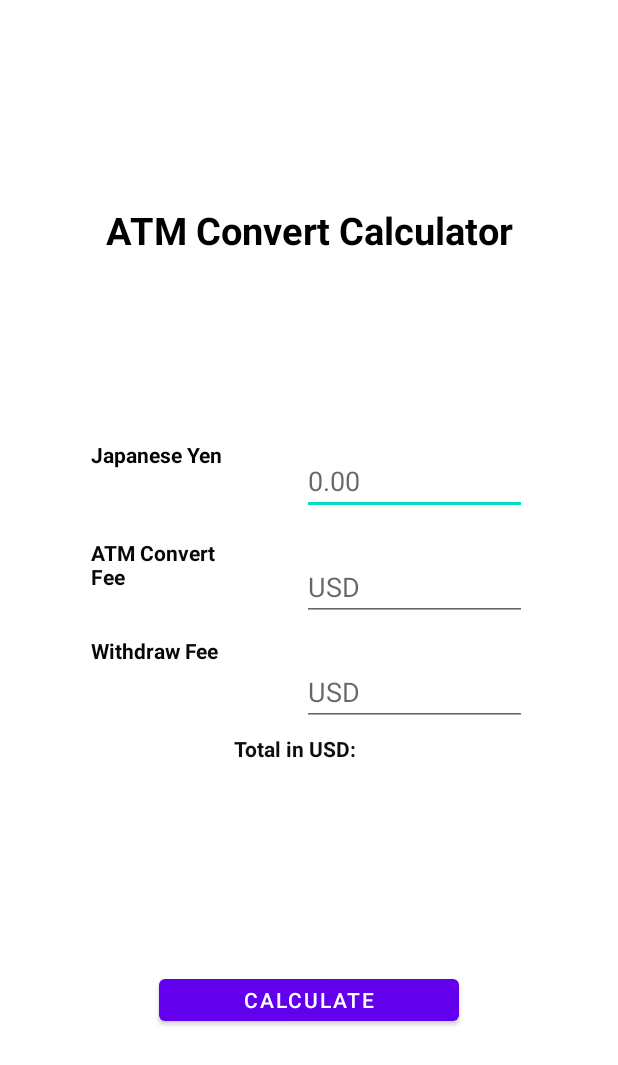
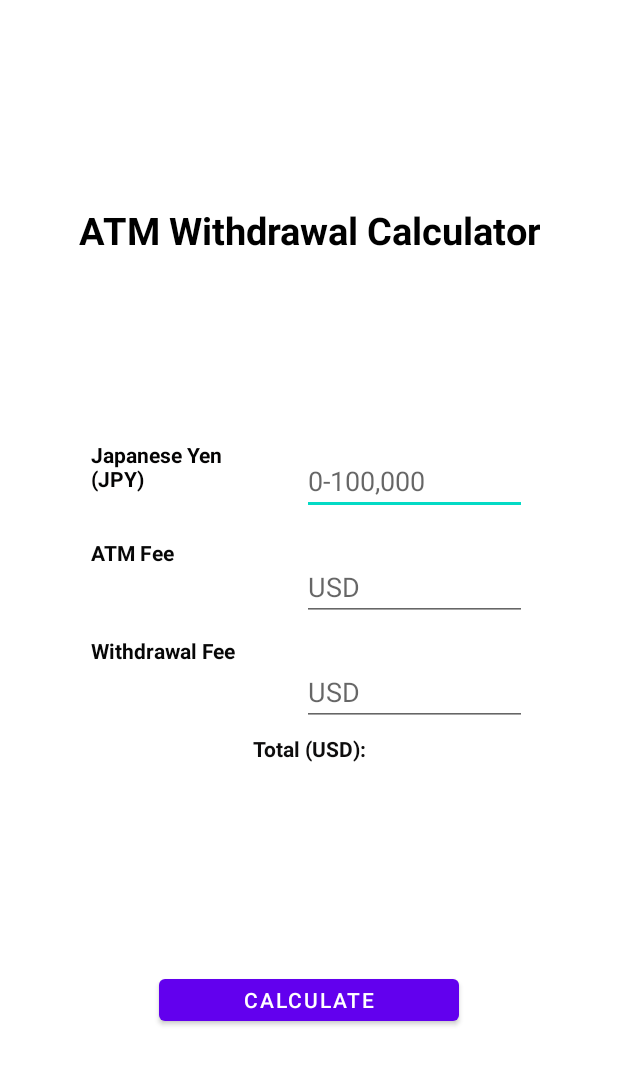
Before and after one commit to gabrielaliera/CodeMath-CurrencyConverter, an Android app: the layout activity_main.xml on its own in the app's theme, with its tools: preview values and no code run, on a phone screen of 412 x 824 dp. Shown: the top 1065 px of the screen. Run offline under Robolectric (Android 15) with nearby library versions, the phone set to English and light mode, and no system bars.

Commit message:
add text to strings.xml

```diff
--- a/app/src/main/res/layout/activity_main.xml
+++ b/app/src/main/res/layout/activity_main.xml
@@ -12,10 +12,10 @@
         android:id="@+id/Title"
         android:layout_width="wrap_content"
         android:layout_height="wrap_content"
-        android:text="ATM Convert Calculator"
+        android:text="@string/atm_withdrawal_calculator"
         android:textAlignment="center"
         android:textColor="@color/black"
-        android:textSize="25dp"
+        android:textSize="25sp"
         android:textStyle="bold"
         android:layout_marginTop="25dp"
         app:layout_constraintBottom_toTopOf="@id/yen"
@@ -28,7 +28,7 @@
         android:layout_width="100dp"
         android:layout_height="40dp"
         android:layout_marginTop="32dp"
-        android:text="Japanese Yen"
+        android:text="@string/japanese_yen_jpy"
         android:textColor="#040303"
         android:textStyle="bold"
         app:layout_constraintBottom_toTopOf="@id/withdraw_text"
@@ -41,7 +41,7 @@
         android:id="@+id/ATM_Fee_text"
         android:layout_width="100dp"
         android:layout_height="40dp"
-        android:text="ATM Convert Fee"
+        android:text="@string/atm_fee"
         android:textColor="#070707"
         android:textStyle="bold"
         android:layout_marginTop="25dp"
@@ -54,7 +54,7 @@
         android:id="@+id/withdraw_text"
         android:layout_width="100dp"
         android:layout_height="40dp"
-        android:text="Withdraw Fee"
+        android:text="@string/withdrawal_fee"
         android:textColor="#070707"
         android:textStyle="bold"
         android:layout_marginTop="25dp"
@@ -70,47 +70,51 @@
         android:layout_width="150dp"
         android:layout_height="40dp"
         android:layout_marginTop="32dp"
-        android:hint="0.00"
+        android:hint="@string/yen_limits"
         android:inputType="number"
         android:maxLength="6"
         app:layout_constraintBottom_toTopOf="@id/user_withdraw_fee"
         app:layout_constraintEnd_toEndOf="parent"
         app:layout_constraintHorizontal_bias="1.0"
         app:layout_constraintStart_toEndOf="@id/yen"
-        app:layout_constraintTop_toBottomOf="@id/Title" />
+        app:layout_constraintTop_toBottomOf="@id/Title"
+        android:importantForAutofill="no" />
 
     <EditText
         android:id="@+id/user_ATM_fee"
         android:layout_width="150dp"
         android:layout_height="40dp"
-        android:hint="USD"
+        android:hint="@string/usd"
         android:inputType="number"
         android:layout_marginTop="25dp"
         app:layout_constraintStart_toStartOf="@id/user_yen"
         app:layout_constraintEnd_toEndOf="@id/user_yen"
         app:layout_constraintTop_toBottomOf="@id/user_yen"
-        app:layout_constraintBottom_toTopOf="@id/user_withdraw_fee"/>
+        app:layout_constraintBottom_toTopOf="@id/user_withdraw_fee"
+        android:importantForAutofill="no" />
 
 
     <EditText
         android:id="@+id/user_withdraw_fee"
         android:layout_width="150dp"
         android:layout_height="40dp"
-        android:hint="USD"
+        android:hint="@string/usd"
         android:inputType="number"
         android:layout_marginTop="25dp"
         app:layout_constraintStart_toStartOf="@id/user_ATM_fee"
         app:layout_constraintEnd_toEndOf="@id/user_ATM_fee"
         app:layout_constraintTop_toBottomOf="@id/user_ATM_fee"
-        app:layout_constraintBottom_toTopOf="@id/cost_text"/>
+        app:layout_constraintBottom_toTopOf="@id/cost_text"
+        android:importantForAutofill="no" />
 
     <TextView
         android:id="@+id/cost_text"
         android:layout_width="100dp"
         android:layout_height="40dp"
-        android:text="Total in USD: "
+        android:text="@string/total_usd"
         android:textColor="#0E0D0D"
         android:textStyle="bold"
+        android:textAlignment="center"
         android:layout_marginTop="25dp"
         app:layout_constraintEnd_toEndOf="parent"
         app:layout_constraintStart_toStartOf="parent"
@@ -132,7 +136,7 @@
         android:id="@+id/button"
         android:layout_width="200dp"
         android:layout_height="40dp"
-        android:text="Calculate"
+        android:text="@string/button_text"
         app:layout_constraintTop_toBottomOf="@id/cost_text"
         app:layout_constraintBottom_toBottomOf="parent"
         app:layout_constraintStart_toStartOf="parent"
--- a/app/src/main/res/values/strings.xml
+++ b/app/src/main/res/values/strings.xml
@@ -1,3 +1,11 @@
 <resources>
     <string name="app_name">CodeMath-CurrencyConverter</string>
+    <string name="atm_withdrawal_calculator">ATM Withdrawal Calculator</string>
+    <string name="japanese_yen_jpy">Japanese Yen (JPY)</string>
+    <string name="atm_fee">ATM Fee</string>
+    <string name="withdrawal_fee">Withdrawal Fee</string>
+    <string name="usd">USD</string>
+    <string name="button_text">Calculate</string>
+    <string name="yen_limits">0-100,000</string>
+    <string name="total_usd">Total (USD):</string>
 </resources>
```
